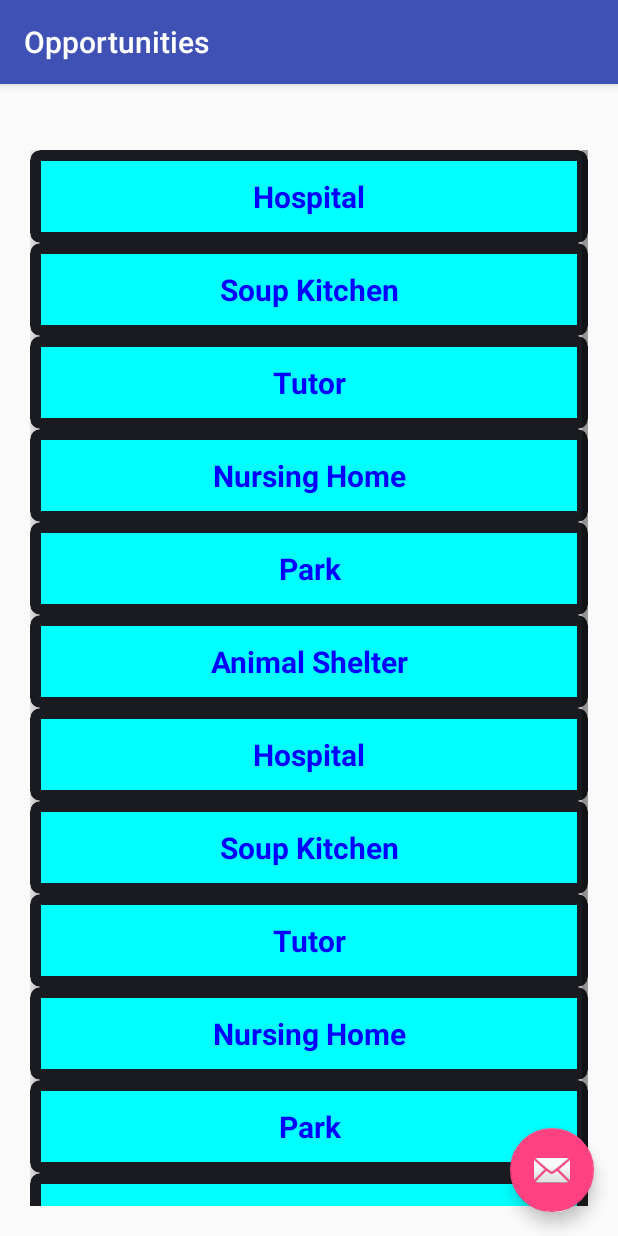
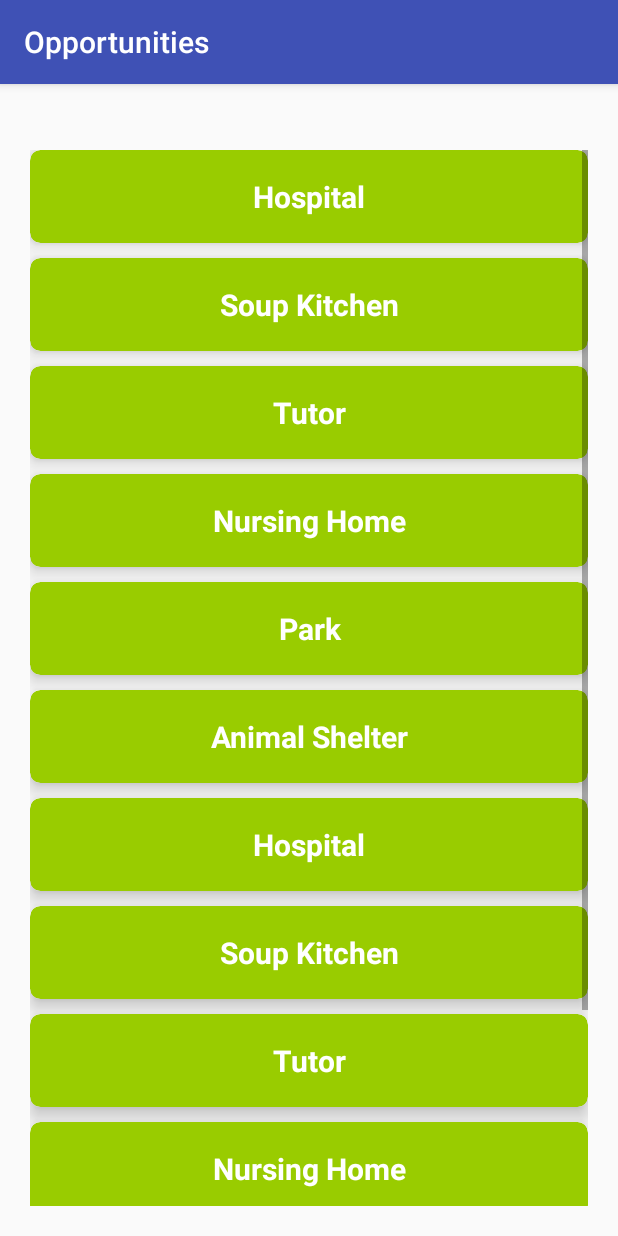
Before and after one commit to SK-Ouchi/NSC-AD430-Practicum, an Android app: the opportunities screen opened directly, with no data from a screen before it, on a phone screen of 412 x 824 dp. Run offline under Robolectric (Android 15) with nearby library versions, the phone set to English and light mode, and no system bars.

Commit message:
Updated colors, added padding, removed Email FAB

```diff
--- a/CityTrax/app/src/main/java/com/example/skouchi/citytrax/RecyclerViewAdapter.java
+++ b/CityTrax/app/src/main/java/com/example/skouchi/citytrax/RecyclerViewAdapter.java
@@ -60,11 +60,6 @@ public class RecyclerViewAdapter extends RecyclerView.Adapter<RecyclerViewAdapte
     public void onBindViewHolder(ViewHolder Vholder, int position){
 
         Vholder.textView.setText(values[position]);
-
-        Vholder.textView.setBackgroundColor(Color.CYAN);
-
-        Vholder.textView.setTextColor(Color.BLUE);
-
     }
 
     @Override
--- a/CityTrax/app/src/main/java/com/example/skouchi/citytrax/opportunities.java
+++ b/CityTrax/app/src/main/java/com/example/skouchi/citytrax/opportunities.java
@@ -47,6 +47,7 @@ public class opportunities extends AppCompatActivity {
         Toolbar toolbar = (Toolbar) findViewById(R.id.toolbar);
         setSupportActionBar(toolbar);
 
+        /*
         FloatingActionButton fab = (FloatingActionButton) findViewById(R.id.fab);
         fab.setOnClickListener(new View.OnClickListener() {
             @Override
@@ -55,6 +56,8 @@ public class opportunities extends AppCompatActivity {
                         .setAction("Action", null).show();
             }
         });
+
+        */
 
         context = getApplicationContext();
 
--- a/CityTrax/app/src/main/res/layout/activity_opportunities.xml
+++ b/CityTrax/app/src/main/res/layout/activity_opportunities.xml
@@ -22,6 +22,7 @@
 
     <include layout="@layout/content_opportunities" />
 
+    <!--
     <android.support.design.widget.FloatingActionButton
         android:id="@+id/fab"
         android:layout_width="wrap_content"
@@ -29,6 +30,7 @@
         android:layout_gravity="bottom|end"
         android:layout_margin="@dimen/fab_margin"
         app:srcCompat="@android:drawable/ic_dialog_email" />
+    -->
 
     <RelativeLayout xmlns:android="http://schemas.android.com/apk/res/android"
         xmlns:tools="http://schemas.android.com/tools"
--- a/CityTrax/app/src/main/res/layout/recyclerview_items.xml
+++ b/CityTrax/app/src/main/res/layout/recyclerview_items.xml
@@ -1,24 +1,24 @@
 <?xml version="1.0" encoding="utf-8"?>
-<android.support.v7.widget.CardView
-    xmlns:android="http://schemas.android.com/apk/res/android"
+<android.support.v7.widget.CardView xmlns:android="http://schemas.android.com/apk/res/android"
     xmlns:card_view="http://schemas.android.com/apk/res-auto"
     android:id="@+id/cardview1"
     android:layout_width="match_parent"
     android:layout_height="wrap_content"
+    android:layout_marginBottom="10dp"
+    card_view:cardBackgroundColor="@android:color/holo_green_light"
+    card_view:cardCornerRadius="7dp"
     card_view:cardElevation="7dp"
-    card_view:contentPadding="7dp"
-    card_view:cardCornerRadius="7dp"
     card_view:cardMaxElevation="7dp"
-    >
+    card_view:contentPadding="7dp">
 
     <TextView
         android:id="@+id/textview1"
         android:layout_width="match_parent"
         android:layout_height="match_parent"
-        android:textSize="20dp"
-        android:textStyle="bold"
-        android:padding="10dp"
         android:layout_gravity="center"
         android:gravity="center"
-        />
+        android:padding="10dp"
+        android:textColor="@color/colorFontWhite"
+        android:textSize="20sp"
+        android:textStyle="bold" />
 </android.support.v7.widget.CardView>
```
